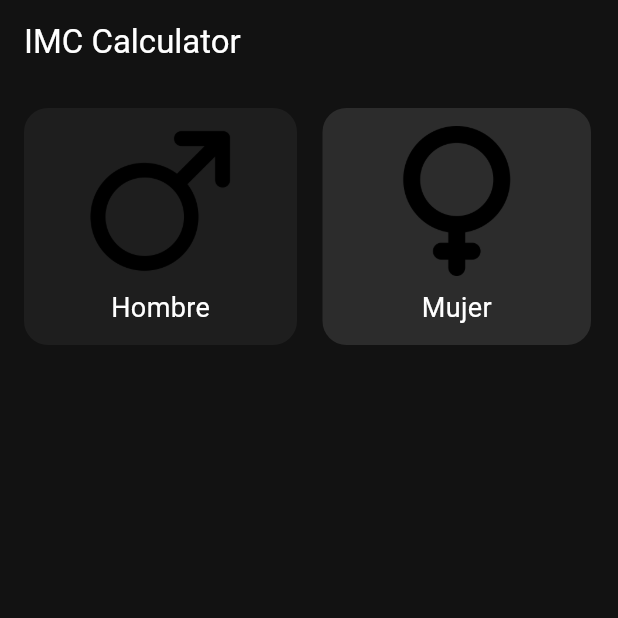
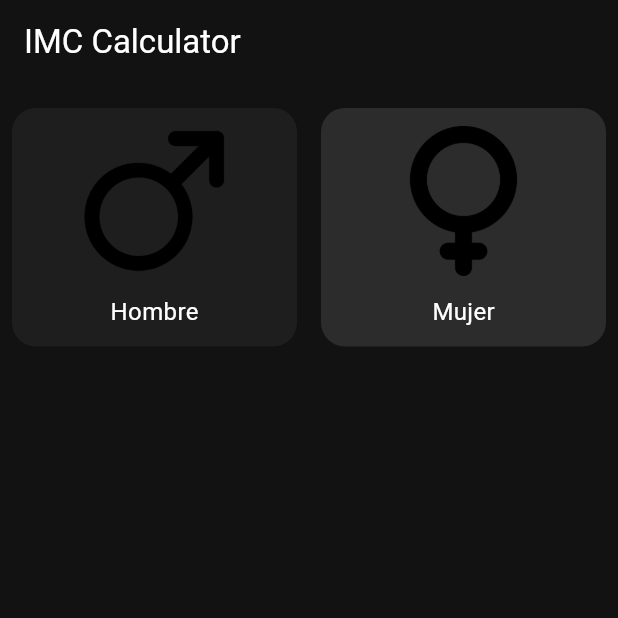
Before and after one commit to Samuel0322M/flutter_imc, a Flutter app: the screen it shows after launch, after a tap on "Mujer", on a phone screen of 412 x 824 dp, the top half of it. Run offline on Flutter 3.47's test engine with Material 3 defaults, Android fonts, the phone set to English and light mode, and no system bars.

Commit message:
se factoriza el gender box

```diff
--- a/lib/components/buttons.dart
+++ /dev/null
@@ -1,56 +0,0 @@
-import 'package:flutter/material.dart';
-import 'package:flutter_application/core/app_colors.dart';
-import 'package:flutter_application/core/text_styles.dart';
-
-class ButtonsDart extends StatelessWidget {
-  const ButtonsDart({super.key});
-
-  @override
-  Widget build(BuildContext context) {
-    return Column(
-      children: [
-        Container(
-          margin: EdgeInsets.only(bottom: 54),
-        child : Padding(
-          padding: EdgeInsets.all(8.0),
-          child: Column(
-            children: [
-              ElevatedButton(
-                onPressed: () {
-                  print("redireccionar");
-                }, style: ElevatedButton.styleFrom(
-                  backgroundColor: AppColors.backgroundComponent,
-                  padding: EdgeInsets.symmetric(horizontal: 24, vertical: 22),
-                  shape: RoundedRectangleBorder(
-                    borderRadius: BorderRadius.circular(12),
-                  )
-                ),
-                child: Text("Prospectos", style: TextStyles.bodytext),
-              ),
-            ],
-          ),
-        ),
-        ),
-          Padding(
-          padding: EdgeInsets.all(8.0),
-          child: Column(
-            children: [
-              ElevatedButton(
-                onPressed: () {
-                  print("redireccionar");
-                }, style: ElevatedButton.styleFrom(
-                  backgroundColor: AppColors.backgroundComponent,
-                  padding: EdgeInsets.symmetric(horizontal: 24, vertical: 22),
-                  shape: RoundedRectangleBorder(
-                    borderRadius: BorderRadius.circular(12),
-                  )
-                ),
-                child: Text("Recibo De Caja", style: TextStyles.bodytext),
-              ),
-            ],
-          ),
-        ),
-      ],
-    );
-  }
-}
--- a/lib/components/gender_selector.dart
+++ b/lib/components/gender_selector.dart
@@ -1,18 +1,14 @@
 import 'package:flutter/material.dart';
-import 'package:flutter_application/core/app_colors.dart';
-import 'package:flutter_application/core/text_styles.dart';
+import 'package:flutter_application/widgets/gender_box.dart';
 
-class GenderSelector
-    extends StatefulWidget {
+class GenderSelector extends StatefulWidget {
   const GenderSelector({super.key});
 
   @override
-  State<GenderSelector> createState() =>
-      _GenderSelectorState();
+  State<GenderSelector> createState() => _GenderSelectorState();
 }
 
-class _GenderSelectorState
-    extends State<GenderSelector> {
+class _GenderSelectorState extends State<GenderSelector> {
   String? selectedGender;
 
   @override
@@ -20,120 +16,25 @@ class _GenderSelectorState
     return Row(
       children: [
         //hombre
-        Expanded(
-          child: GestureDetector(
+        GenderBox(
+          imagePath: "assets/images/male.png",
+          texto: "Hombre",
+          isSelected: selectedGender == "H",
           onTap: () {
             setState(() {
-                selectedGender =
-                    "Hombre";
+              selectedGender = "H";
             });
-            },
-            child: Padding(
-              padding:
-                  const EdgeInsets.only(
-                    left: 16,
-                    top: 16,
-                    bottom: 16,
-                    right: 8,
-                  ),
-              child: Container(
-                decoration: BoxDecoration(
-                  color:
-                      selectedGender ==
-                          "Hombre"
-                      ? AppColors
-                            .backgroundComponentSelected
-                      : AppColors
-                            .backgroundComponent,
-                  borderRadius:
-                      BorderRadius.circular(
-                        16,
-                      ),
-                ),
-                child: Padding(
-                  padding:
-                      EdgeInsets.all(
-                        12,
-                      ),
-                  child: Column(
-                    children: [
-                      //Image.network("https://raw.githubusercontent.com/ArisGuimera/Flutter-Expert/refs/heads/master/imc_calculator/assets/images/male.png", height: 100,),
-                      Image.asset(
-                        "assets/images/male.png",
-                        height: 100,
-                      ),
-                      SizedBox(
-                        height: 8,
-                      ),
-                      Text(
-                        "Hombre",
-                        style: TextStyles
-                            .bodytext,
-                      ),
-                    ],
-                  ),
-                ),
-              ),
-            ),
-          ),
-        ),
+          }),
         //mujer
-        Expanded(
-          child: GestureDetector(
+        GenderBox(
+          imagePath: "assets/images/female.png",
+          texto: "Mujer",
+          isSelected: selectedGender == "M",
           onTap: () {
             setState(() {
-                selectedGender =
-                    "Mujer";
+              selectedGender = "M";
             });
-            },
-            child: Padding(
-              padding:
-                  const EdgeInsets.only(
-                    left: 9,
-                    top: 16,
-                    bottom: 16,
-                    right: 18,
-                  ),
-              child: Container(
-                decoration: BoxDecoration(
-                  color:
-                      selectedGender ==
-                          "Mujer"
-                      ? AppColors
-                            .backgroundComponentSelected
-                      : AppColors
-                            .backgroundComponent,
-                  borderRadius:
-                      BorderRadius.circular(
-                        16,
-                      ),
-                ),
-                child: Padding(
-                  padding:
-                      EdgeInsets.all(
-                        12,
-                      ),
-                  child: Column(
-                    children: [
-                      Image.asset(
-                        "assets/images/female.png",
-                        height: 100,
-                      ),
-                      SizedBox(
-                        height: 8,
-                      ),
-                      Text(
-                        "Mujer",
-                        style: TextStyles
-                            .bodytext,
-                      ),
-                    ],
-                  ),
-                ),
-              ),
-            ),
-          ),
-        ),
+          }),
       ],
     );
   }
--- /dev/null
+++ b/lib/widgets/gender_box.dart
@@ -0,0 +1,47 @@
+import 'package:flutter/material.dart';
+import 'package:flutter_application/core/app_colors.dart';
+
+class GenderBox extends StatelessWidget {
+  final String imagePath;
+  final String texto;
+  final bool isSelected;
+  final VoidCallback? onTap;
+
+  const GenderBox({
+    super.key,
+    required this.imagePath,
+    required this.texto,
+    required this.isSelected,
+    required this.onTap,
+  });
+
+    @override
+    Widget build(BuildContext context) {
+      return Expanded(
+        child: GestureDetector(
+          onTap: onTap,
+          child: Padding(
+            padding: const EdgeInsets.only(left: 8, top: 16, bottom: 16, right: 8),
+            child: Container(
+              decoration: BoxDecoration(
+                color: isSelected
+                    ? AppColors.backgroundComponentSelected
+                    : AppColors.backgroundComponent,
+                borderRadius: BorderRadius.circular(16),
+              ),
+              child: Padding(
+                padding: EdgeInsetsGeometry.all(12),
+                child: Column(
+                  children: [
+                    Image.asset(imagePath, height: 100),
+                    SizedBox(height: 12),
+                    Text(texto, style: TextStyle(fontSize: 16, color: Colors.white)),
+                  ],
+                ),
+              ),
+            ),
+          ),
+        ),
+      );
+    }
+  }
```
Lines whose indentation alone changed are shown as unchanged.
